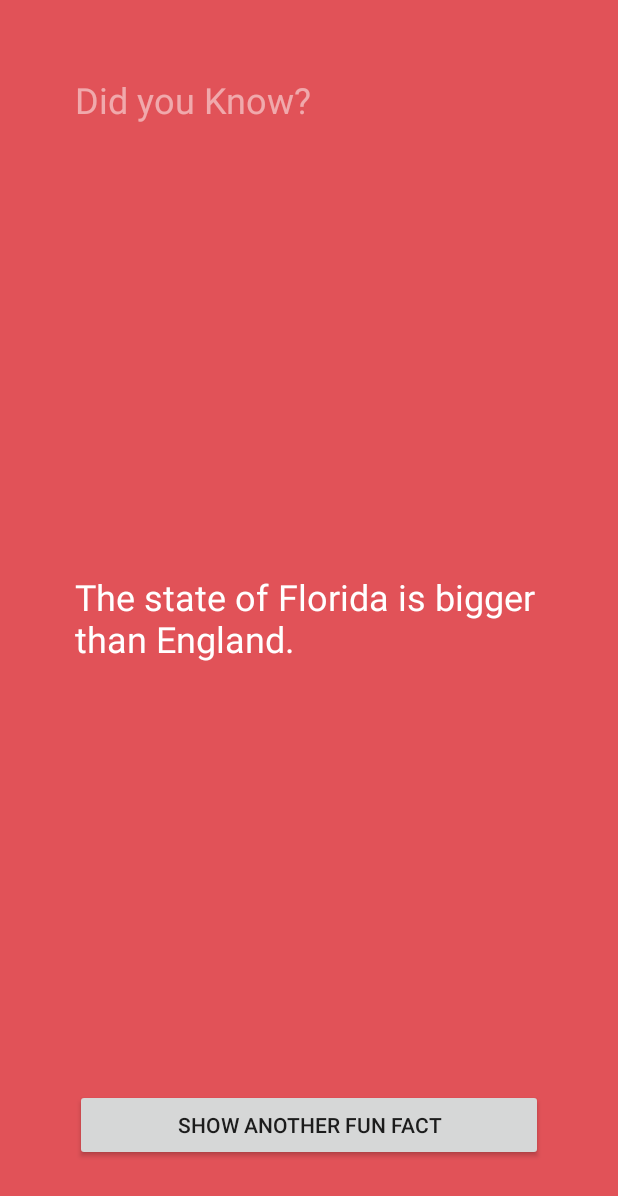
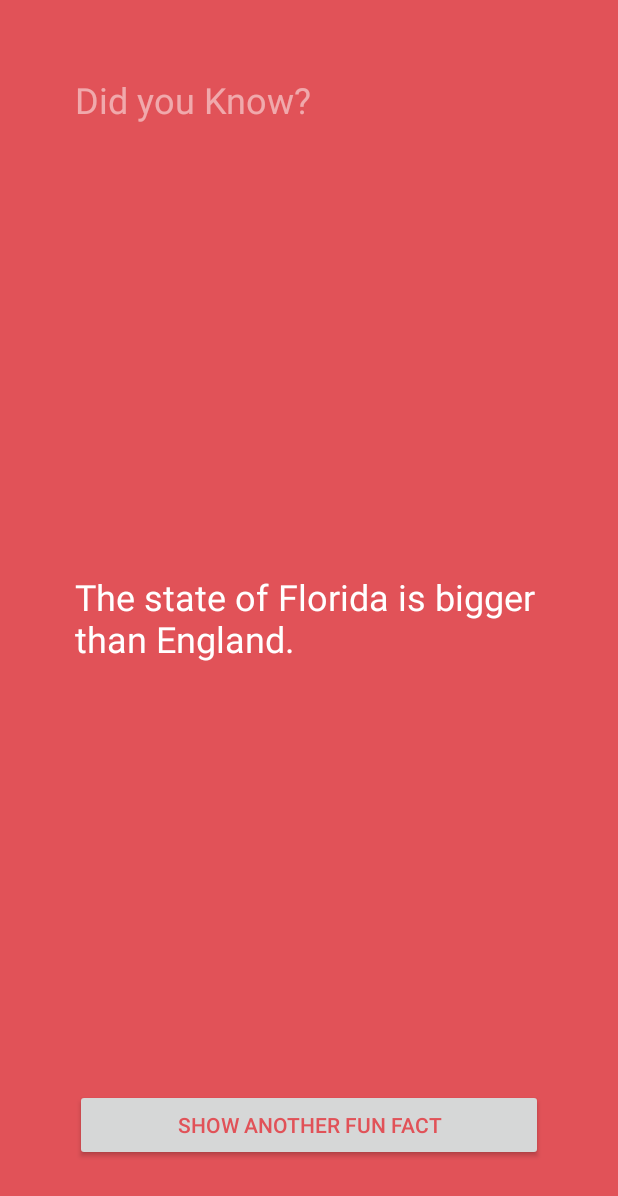
Before and after one commit to mgumiero9/Fun_Facts, an Android app: the screen it shows after launch (FunFactsActivity), after a tap on "SHOW ANOTHER FUN FACT", on a phone screen of 412 x 824 dp. Shown: the top 1196 px of the screen. Run offline under Robolectric (Android 15) with nearby library versions, the phone set to English and light mode, and no system bars.

Commit message:
Added color to button

```diff
--- a/app/src/main/java/com/androiders/funfacts/FunFactsActivity.java
+++ b/app/src/main/java/com/androiders/funfacts/FunFactsActivity.java
@@ -39,6 +39,7 @@ public class FunFactsActivity extends AppCompatActivity {
                 int color = mColorWheel.getColors();
                 mFactTextView.setText(fact);
                 mRelativeLayout.setBackgroundColor(color);
+                mShowFactButton.setTextColor(color);
             }
         };
 
--- a/app/src/main/res/layout/activity_fun_facts.xml
+++ b/app/src/main/res/layout/activity_fun_facts.xml
@@ -35,5 +35,6 @@
         android:text="Show another Fun Fact"
         android:id="@+id/showFactButton"
         android:layout_alignParentBottom="true"
-        android:layout_centerHorizontal="true" />
+        android:layout_centerHorizontal="true"
+        android:textColor="#51b46d"/>
 </RelativeLayout>
```
